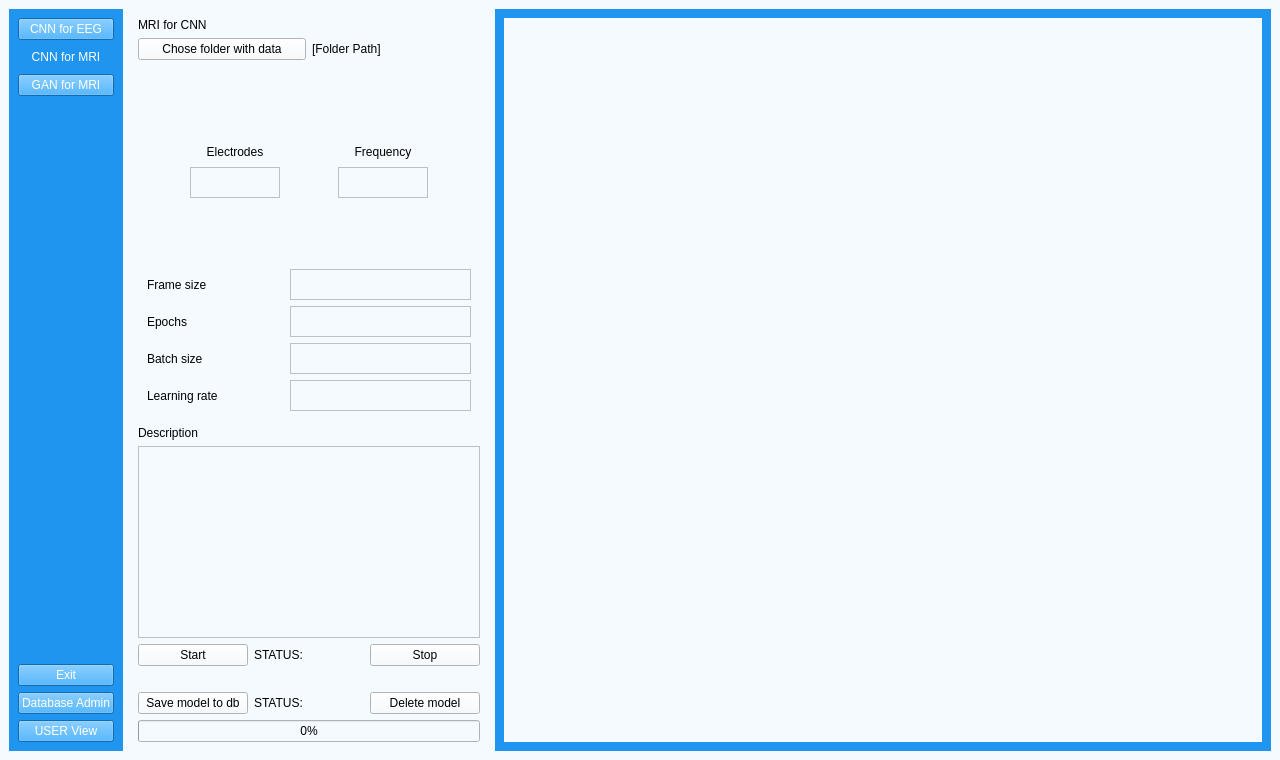
This is UI/aUI_projekt_MRI.ui in matimusial/ADHDPredictorApp as Qt 5 draws it before an edit. The edited form follows.
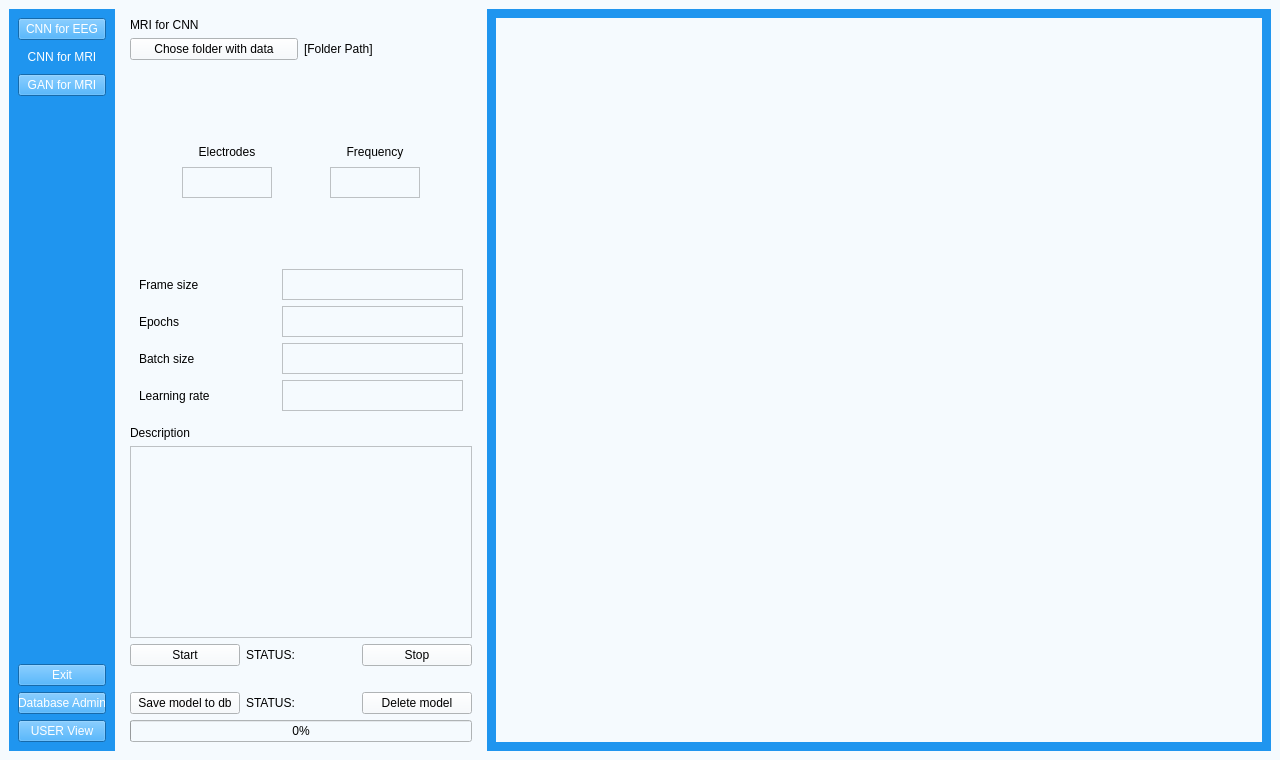
This is the edited form. Icons and pictures are not drawn.

What changed in the file:
```diff
--- a/UI/aUI_projekt_MRI.ui
+++ b/UI/aUI_projekt_MRI.ui
@@ -17,7 +17,9 @@
    <string notr="true">background-color: rgb(245, 250, 254);</string>
   </property>
   <widget class="QWidget" name="centralwidget">
-   <layout class="QHBoxLayout" name="horizontalLayout_17">
+   <layout class="QHBoxLayout" name="horizontalLayout_2">
+    <item>
+     <layout class="QHBoxLayout" name="horizontalLayout">
     <item>
      <widget class="QWidget" name="buttons_widget" native="true">
       <property name="minimumSize">
@@ -26,6 +28,12 @@
         <height>700</height>
        </size>
       </property>
+        <property name="maximumSize">
+         <size>
+          <width>106</width>
+          <height>16777215</height>
+         </size>
+        </property>
       <property name="styleSheet">
        <string notr="true">QWidget{
 	background-color: rgb(31, 149, 239);
@@ -525,6 +533,8 @@
          </item>
         </layout>
        </widget>
+        </item>
+       </layout>
       </item>
      </layout>
     </item>
```
Lines whose indentation alone changed are shown as unchanged.
